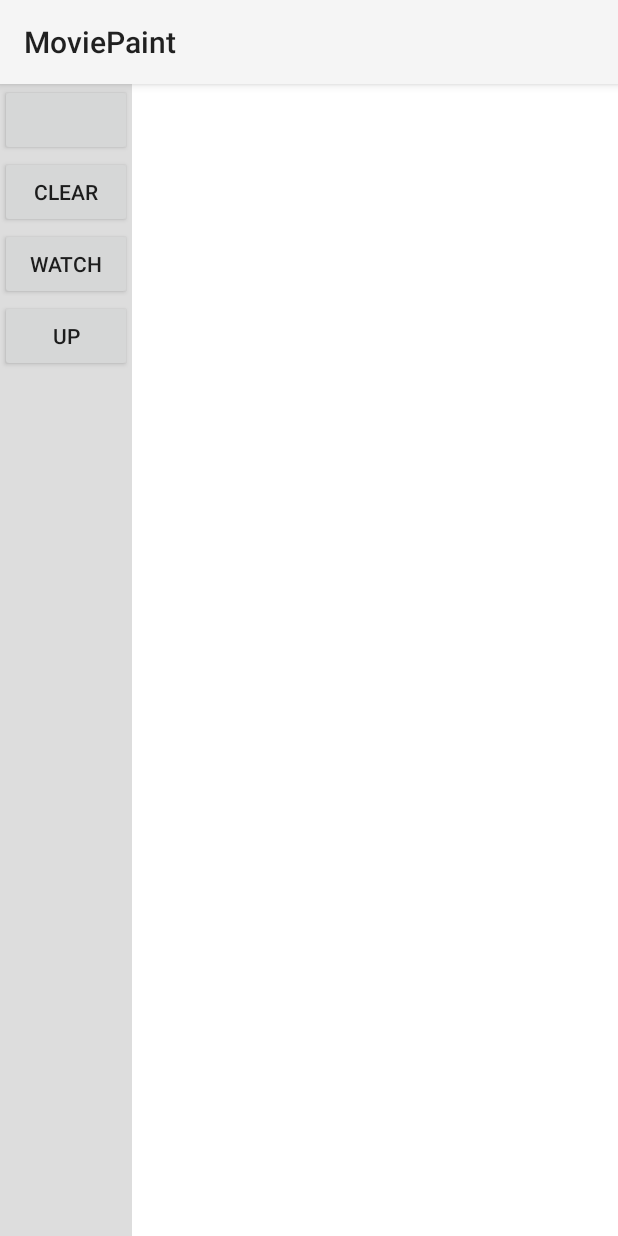
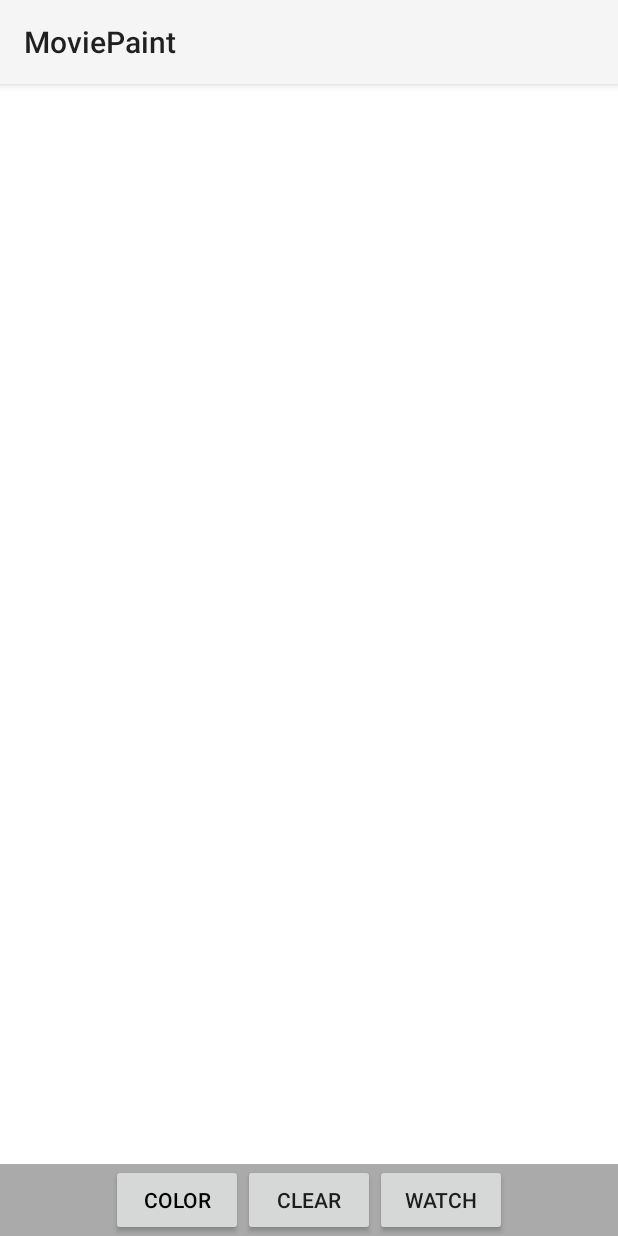
Before and after one commit to winksGeek/cs4962, an Android app: the screen it shows after launch (MoviePaintActivity), on a phone screen of 412 x 824 dp. Run offline under Robolectric (Android 15) with nearby library versions, the light colour scheme and no system bars.

Commit message:
finished up project by adding playback controls

```diff
--- a/MoviePaint/app/src/main/java/winkler/devon/moviepaint/MoviePaintActivity.java
+++ b/MoviePaint/app/src/main/java/winkler/devon/moviepaint/MoviePaintActivity.java
@@ -1,14 +1,20 @@
 package winkler.devon.moviepaint;
 
+import android.animation.Animator;
+import android.animation.ValueAnimator;
 import android.app.Activity;
 import android.content.Intent;
 import android.graphics.Color;
 import android.os.Bundle;
 import android.util.Log;
+import android.view.Gravity;
 import android.view.View;
 import android.view.ViewGroup;
 import android.widget.Button;
+import android.widget.ImageView;
 import android.widget.LinearLayout;
+import android.widget.SeekBar;
+import android.widget.Toast;
 
 import com.google.gson.Gson;
 import com.google.gson.reflect.TypeToken;
@@ -24,64 +30,152 @@ import java.util.List;
 
 public class MoviePaintActivity extends Activity {
 
-    PaintAreaView canvas;
-    Button paintButton, clearButton, watchButton, increaseButton;
+    PaintAreaView _canvas;
+    Button _paintButton, _clearButton, _watchButton, _drawButton;
+    ImageView _playButton;
+    boolean _playing = false;
+
     @Override
     protected void onCreate(Bundle savedInstanceState) {
         super.onCreate(savedInstanceState);
         final LinearLayout activityLayout = new LinearLayout(this);
-        activityLayout.setOrientation(LinearLayout.HORIZONTAL);
-        activityLayout.setBackgroundColor(0xFFDDDDDD);
+        activityLayout.setOrientation(LinearLayout.VERTICAL);
+        activityLayout.setBackgroundColor(0xFFAAAAAA);
 
-        final LinearLayout menuLayout = new LinearLayout(this);
-        menuLayout.setOrientation(LinearLayout.VERTICAL);
-        menuLayout.setBackgroundColor(0xFFDDDDDD);
+        final LinearLayout watchMenuLayout = new LinearLayout(this);
+        watchMenuLayout.setOrientation(LinearLayout.HORIZONTAL);
+        watchMenuLayout.setBackgroundColor(0xFFAAAAAA);
+        watchMenuLayout.setGravity(Gravity.CENTER);
 
-        paintButton = new Button(this);
-        paintButton.setOnClickListener(new View.OnClickListener() {
+        final LinearLayout drawMenuLayout = new LinearLayout(this);
+        drawMenuLayout.setOrientation(LinearLayout.HORIZONTAL);
+        drawMenuLayout.setGravity(Gravity.CENTER_HORIZONTAL);
+        drawMenuLayout.setBackgroundColor(0xFFAAAAAA);
+
+        _paintButton = new Button(this);
+        _paintButton.setTextColor(0xFF000000);
+        _paintButton.setText("Color");
+        _paintButton.setOnClickListener(new View.OnClickListener() {
             @Override
             public void onClick(View v) {
                 Intent newColorIntent = new Intent(MoviePaintActivity.this, PalleteActivity.class);
                 startActivityForResult(newColorIntent, 1);
             }
         });
-        menuLayout.addView(paintButton, new LinearLayout.LayoutParams(ViewGroup.LayoutParams.WRAP_CONTENT, ViewGroup.LayoutParams.WRAP_CONTENT, 0));
+        drawMenuLayout.addView(_paintButton, new LinearLayout.LayoutParams(ViewGroup.LayoutParams.WRAP_CONTENT, ViewGroup.LayoutParams.WRAP_CONTENT, 0));
 
-        clearButton = new Button(this);
-        clearButton.setText("Clear");
-        clearButton.setOnClickListener(new View.OnClickListener() {
+        _clearButton = new Button(this);
+        _clearButton.setText("Clear");
+        _clearButton.setOnClickListener(new View.OnClickListener() {
             @Override
             public void onClick(View v) {
-                canvas.clearLines();
+                _canvas.clearLines();
             }
         });
-        menuLayout.addView(clearButton, new LinearLayout.LayoutParams(ViewGroup.LayoutParams.WRAP_CONTENT, ViewGroup.LayoutParams.WRAP_CONTENT, 0));
+        drawMenuLayout.addView(_clearButton, new LinearLayout.LayoutParams(ViewGroup.LayoutParams.WRAP_CONTENT, ViewGroup.LayoutParams.WRAP_CONTENT, 0));
 
-        watchButton = new Button(this);
-        watchButton.setText("Watch");
-        watchButton.setOnClickListener(new View.OnClickListener() {
+        _watchButton = new Button(this);
+        _watchButton.setText("Watch");
+        _watchButton.setOnClickListener(new View.OnClickListener() {
             @Override
             public void onClick(View v) {
-                canvas.setWatchMode(true);
+                _canvas.setWatchMode(true);
+                activityLayout.removeView(drawMenuLayout);
+                activityLayout.addView(watchMenuLayout);
             }
         });
-        menuLayout.addView(watchButton, new LinearLayout.LayoutParams(ViewGroup.LayoutParams.WRAP_CONTENT, ViewGroup.LayoutParams.WRAP_CONTENT, 0));
+        drawMenuLayout.addView(_watchButton, new LinearLayout.LayoutParams(ViewGroup.LayoutParams.WRAP_CONTENT, ViewGroup.LayoutParams.WRAP_CONTENT, 0));
 
-        increaseButton = new Button(this);
-        increaseButton.setText("Up");
-        increaseButton.setOnClickListener(new View.OnClickListener() {
+
+
+        _drawButton = new Button(this);
+        _drawButton.setText("Draw");
+        _drawButton.setOnClickListener(new View.OnClickListener() {
             @Override
             public void onClick(View v) {
-                canvas.increasePercentage();
+                _canvas.setWatchMode(false);
+                activityLayout.removeView(watchMenuLayout);
+                activityLayout.addView(drawMenuLayout);
             }
         });
-        menuLayout.addView(increaseButton, new LinearLayout.LayoutParams(ViewGroup.LayoutParams.WRAP_CONTENT, ViewGroup.LayoutParams.WRAP_CONTENT, 0));
+        watchMenuLayout.addView(_drawButton, new LinearLayout.LayoutParams(ViewGroup.LayoutParams.WRAP_CONTENT, ViewGroup.LayoutParams.WRAP_CONTENT, 0));
 
-        canvas = new PaintAreaView(this);
-        canvas.setBackgroundColor(Color.WHITE);
+        _playButton = new ImageView(this);
+        _playButton.setImageResource(R.drawable.player6);
+        watchMenuLayout.addView(_playButton, new LinearLayout.LayoutParams(ViewGroup.LayoutParams.WRAP_CONTENT, ViewGroup.LayoutParams.WRAP_CONTENT, 0));
 
-        activityLayout.addView(menuLayout);
-        activityLayout.addView(canvas, new LinearLayout.LayoutParams(0, ViewGroup.LayoutParams.MATCH_PARENT, 1));
+        final SeekBar sb = new SeekBar(this);
+        watchMenuLayout.addView(sb, new LinearLayout.LayoutParams(0, ViewGroup.LayoutParams.WRAP_CONTENT, 1));
+        sb.setOnSeekBarChangeListener(new SeekBar.OnSeekBarChangeListener() {
+            @Override
+            public void onProgressChanged(SeekBar seekBar, int progress, boolean fromUser) {
+                _canvas.setPercentage(progress);
+            }
+
+            @Override
+            public void onStartTrackingTouch(SeekBar seekBar) {
+                //not doing anything here
+            }
+
+            @Override
+            public void onStopTrackingTouch(SeekBar seekBar) {
+                //not doing anything here
+            }
+        });
+
+        final ValueAnimator animator = new ValueAnimator();
+        _playButton.setOnClickListener(new View.OnClickListener() {
+            @Override
+            public void onClick(View v) {
+                if(!_playing){
+                    if(sb.getProgress() >= 100){
+                        sb.setProgress(0);
+                    }
+                    animator.setIntValues(sb.getProgress(), 100);
+                    animator.setDuration((int)(5000.0 * (100.0 - (double)sb.getProgress())/100.0));
+                    animator.addUpdateListener(new ValueAnimator.AnimatorUpdateListener() {
+                        @Override
+                        public void onAnimationUpdate(ValueAnimator animation) {
+                            sb.setProgress((Integer) animation.getAnimatedValue());
+                        }
+                    });
+                    animator.addListener(new Animator.AnimatorListener() {
+                        @Override
+                        public void onAnimationStart(Animator animation) {
+                            _playing = true;
+                            _playButton.setImageResource(R.drawable.rounded57);
+                        }
+
+                        @Override
+                        public void onAnimationEnd(Animator animation) {
+                            _playing = false;
+                            _playButton.setImageResource(R.drawable.player6);
+                        }
+
+                        @Override
+                        public void onAnimationCancel(Animator animation) {
+                            _playing = false;
+                            _playButton.setImageResource(R.drawable.player6);
+                        }
+
+                        @Override
+                        public void onAnimationRepeat(Animator animation) {
+                            //not using this
+                        }
+                    });
+                    animator.start();
+                }else{
+                    animator.cancel();
+                }
+            }
+        });
+
+
+        _canvas = new PaintAreaView(this);
+        _canvas.setBackgroundColor(Color.WHITE);
+
+        activityLayout.addView(_canvas, new LinearLayout.LayoutParams(ViewGroup.LayoutParams.MATCH_PARENT, 0, 1));
+        activityLayout.addView(drawMenuLayout, new LinearLayout.LayoutParams(ViewGroup.LayoutParams.MATCH_PARENT, ViewGroup.LayoutParams.WRAP_CONTENT, 0));
 
         setContentView(activityLayout);
     }
@@ -98,7 +192,7 @@ public class MoviePaintActivity extends Activity {
             Gson gson = new Gson();
             Type collectionType = new TypeToken<ArrayList<PaintAreaView.PolyLine>>(){}.getType();
             ArrayList<PaintAreaView.PolyLine> lines = gson.fromJson(jsonString, collectionType);
-            canvas.setLines(lines);
+            _canvas.setLines(lines);
 
         }catch (Exception e){
             Log.e("Persistence", "Error saving file: " + e.getMessage());
@@ -108,7 +202,7 @@ public class MoviePaintActivity extends Activity {
     @Override
     protected void onPause() {
         super.onPause();
-        List<PaintAreaView.PolyLine> polyLines = canvas.getLines();
+        List<PaintAreaView.PolyLine> polyLines = _canvas.getLines();
         Gson gson = new Gson();
         String jsonString = gson.toJson(polyLines);
         try{
@@ -128,8 +222,8 @@ public class MoviePaintActivity extends Activity {
         super.onActivityResult(requestCode, resultCode, data);
         if(resultCode == RESULT_OK){
             int paintColor = data.getIntExtra("paintColor", 0xFF000000);
-            canvas.onPaintChange(paintColor);
-            paintButton.setBackgroundColor(paintColor);
+            _canvas.onPaintChange(paintColor);
+            _paintButton.setTextColor(paintColor);
         }
     }
 
```
Also changed, not shown: MoviePaint/app/src/main/java/winkler/devon/moviepaint/PaintAreaView.java (+5 -6 lines), MoviePaint/app/src/main/res/drawable/player6.png (added), MoviePaint/app/src/main/res/drawable/rounded57.png (added).
